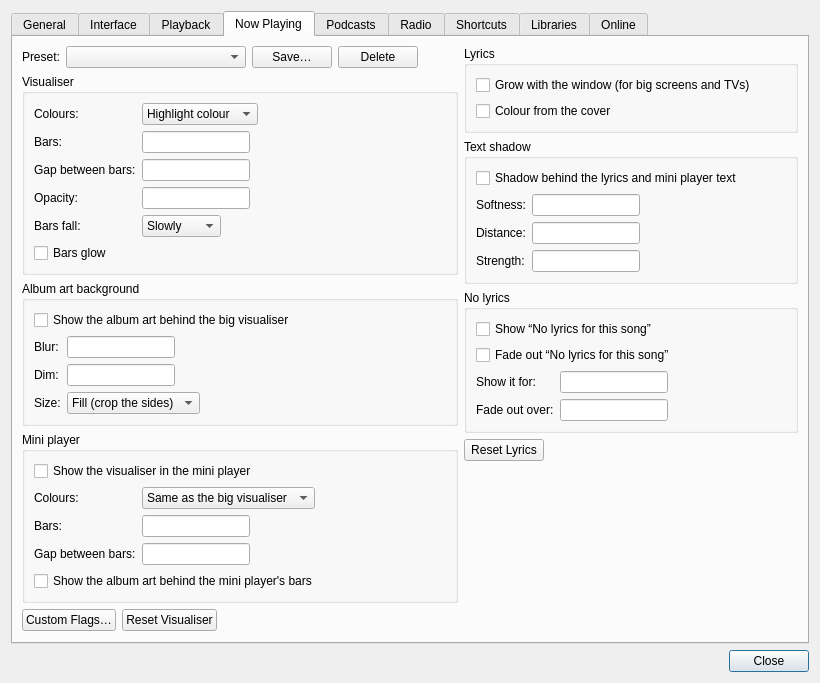
First picture: the form in ui/settings.ui, repository music-hive-dev/MusicHive, before the edit.
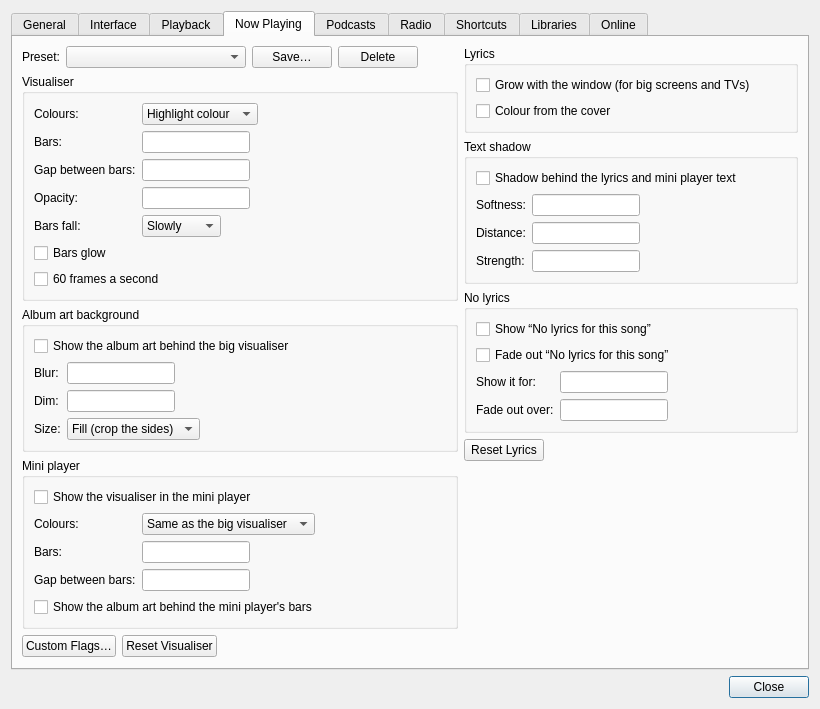
Second picture: the form after the edit. The open tabs and pages were chosen to show the change. Icons and pictures are not drawn.

Commit message: visualiser can draw 60 frames a second, raised version to 1.4.1

What changed in the file:
```diff
--- a/ui/settings.ui
+++ b/ui/settings.ui
@@ -970,6 +970,16 @@
               </property>
              </widget>
             </item>
+            <item row="6" column="0" colspan="2">
+             <widget class="QCheckBox" name="visualiserSmooth">
+              <property name="toolTip">
+               <string>Draw the bars 60 times a second instead of 30: smoother movement, but it takes about twice the processor time</string>
+              </property>
+              <property name="text">
+               <string>60 frames a second</string>
+              </property>
+             </widget>
+            </item>
            </layout>
           </widget>
          </item>
```
The commit also changes 4 other files.
